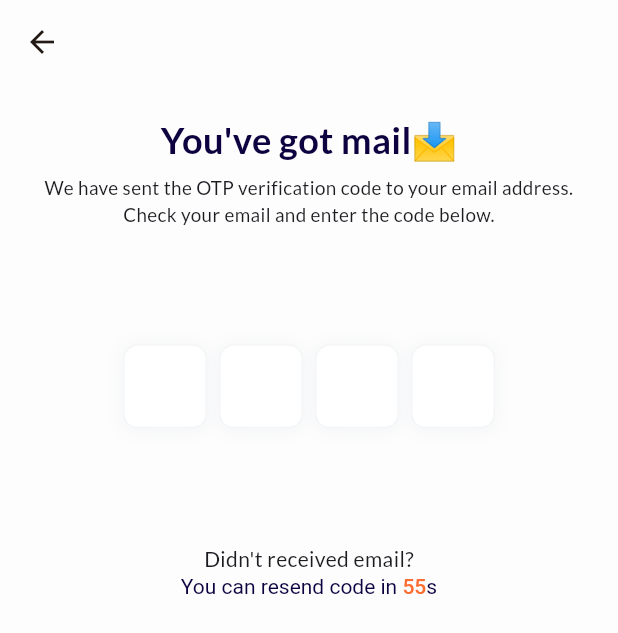
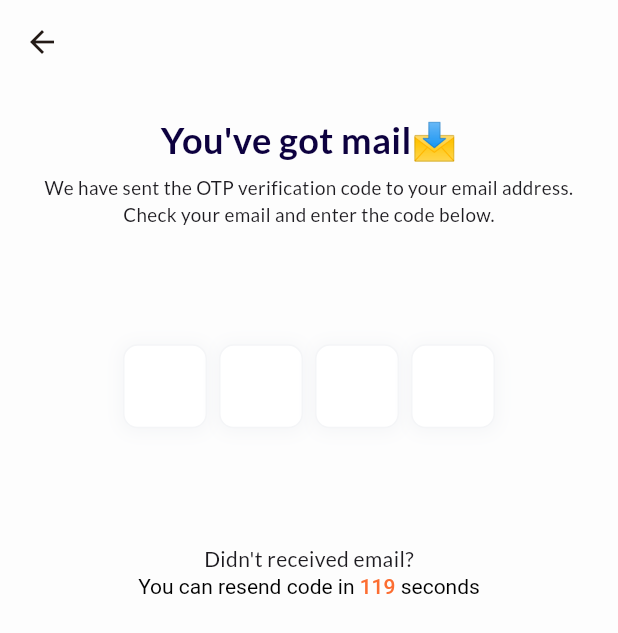
Before and after one commit to soton371/m360_career, a Flutter app: the ForgotPasswordScreen screen opened directly, after a tap on "CONTINUE", on a phone screen of 412 x 824 dp. Shown: the top 633 px of the screen. Run offline on Flutter 3.47's test engine with Material 3 defaults, Android fonts, the light colour scheme and no system bars; drawn by our look-alikes of pinput; our stand-ins replace animate_do, bloc, equatable, flutter_bloc, flutter_screenutil, flutter_spinkit and 4 more.

Commit message:
otp timer

```diff
--- /dev/null
+++ b/lib/blocs/auth/otp_timer/otp_timer_cubit.dart
@@ -0,0 +1,38 @@
+import 'dart:async';
+
+import 'package:bloc/bloc.dart';
+import 'package:equatable/equatable.dart';
+
+part 'otp_timer_state.dart';
+
+
+
+class OtpTimerCubit extends Cubit<OtpTimerState> {
+  static const int _initialTime = 120;
+  Timer? _timer;
+
+  OtpTimerCubit() : super(const OtpTimerState(_initialTime));
+
+  void startTimer() {
+    _timer?.cancel();  // Cancel any existing timer
+    _timer = Timer.periodic(const Duration(seconds: 1), (timer) {
+      if (state.remainingSeconds > 0) {
+        emit(OtpTimerState(state.remainingSeconds - 1));
+      } else {
+        timer.cancel();
+      }
+    });
+  }
+
+  void resetTimer() {
+    _timer?.cancel();
+    emit(const OtpTimerState(_initialTime));
+    startTimer();
+  }
+
+  @override
+  Future<void> close() {
+    _timer?.cancel();
+    return super.close();
+  }
+}
--- /dev/null
+++ b/lib/blocs/auth/otp_timer/otp_timer_state.dart
@@ -0,0 +1,11 @@
+part of 'otp_timer_cubit.dart';
+
+
+class OtpTimerState extends Equatable {
+  final int remainingSeconds;
+
+  const OtpTimerState(this.remainingSeconds);
+
+  @override
+  List<Object?> get props => [remainingSeconds];
+}
--- a/lib/blocs/blocs.dart
+++ b/lib/blocs/blocs.dart
@@ -1 +1,2 @@
 export 'auth/auth_bloc.dart';
+export 'auth/otp_timer/otp_timer_cubit.dart';
--- a/lib/configs/app_colors.dart
+++ b/lib/configs/app_colors.dart
@@ -6,6 +6,7 @@ class AppColors{
   static const Color seed = Color(0xfffc6d31);
   static const Color bg = Color(0xfffdfdfd);
   static const Color container = Color(0xffffffff);
+  static const Color black = Colors.black;
   static const Color title = Color(0xff0d013f);
   static const Color shadow = Color(0xfff4f5f7);
   static const Color hint = Color(0xff9d96bd);
--- a/lib/main.dart
+++ b/lib/main.dart
@@ -31,6 +31,7 @@ class MyApp extends StatelessWidget {
             home: child,
           );
         },
+        // child: const OtpScreen(type: 0),
         child: const LoginScreen(),
       ),
     );
--- a/lib/views/auth/otp_scr.dart
+++ b/lib/views/auth/otp_scr.dart
@@ -1,24 +1,25 @@
 import 'package:animate_do/animate_do.dart';
 import 'package:flutter/material.dart';
+import 'package:flutter_bloc/flutter_bloc.dart';
 import 'package:flutter_screenutil/flutter_screenutil.dart';
-import 'package:m360_career/views/auth/reset_password_scr.dart';
-import 'package:m360_career/views/home/home_scr.dart';
-import 'package:page_transition/page_transition.dart';
 import 'package:pinput/pinput.dart';
 
+import '../../blocs/blocs.dart';
 import '../../configs/configs.dart';
-import '../../widgets/widgets.dart';
 import '../views.dart';
 
 class OtpScreen extends StatelessWidget {
   const OtpScreen({super.key, required this.type});
+
   final int type;
 
   @override
   Widget build(BuildContext context) {
     return Scaffold(
       appBar: AppBar(),
-      body: ListView(
+      body: BlocProvider(
+        create: (context) => OtpTimerCubit()..startTimer(),
+        child: ListView(
           padding: EdgeInsets.all(AppSizes.bodyPadding.r),
           children: [
             FadeInUp(
@@ -32,51 +33,7 @@ class OtpScreen extends StatelessWidget {
             ),
             FadeInUp(
               child: Pinput(
-              onCompleted: (pin) {
-                logger.i("message pin: $pin");
-
-                if(pin != '5555'){
-                  appDialog(context,
-                      title: "Sorry!",
-                      msg: "You '$pin' code does not match.",
-                  );
-                  return;
-                }
-
-                if(type == 1){
-                  Navigator.push(
-                      context,
-                      PageTransition(
-                          child:const ResetPasswordScreen(),
-                          type: PageTransitionType.fade));
-                }else{
-                  appDialog(context,
-                      title: "Welcome!",
-                      msg: "You have successfully created a new account.",
-                      isSuccess: true,
-                      actions: [
-                        SizedBox(
-                          width: double.maxFinite,
-                          child: ElevatedButton(
-                              style: ElevatedButton.styleFrom(
-                                  shape: RoundedRectangleBorder(
-                                      borderRadius: BorderRadius.circular(100)
-                                  )
-                              ),
-                              onPressed: (){
-                                Navigator.pushAndRemoveUntil(
-                                    context,
-                                    PageTransition(
-                                        child: const HomeScreen(),
-                                        type: PageTransitionType.fade),
-                                        (v) => true);
-                              }, child: const Text("Go to Home")),
-                        )
-                      ]
-                  );
-                }
-
-              },
+                onCompleted: (pin) {},
                 cursor: const Text(
                   '|',
                   style: TextStyle(color: AppColors.seed, fontSize: 22),
@@ -98,22 +55,44 @@ class OtpScreen extends StatelessWidget {
                 textAlign: TextAlign.center,
               ),
             ),
+
             FadeInUp(
-            child: RichText(
+              child: BlocBuilder<OtpTimerCubit, OtpTimerState>(
+                builder: (context, state) {
+                  return state.remainingSeconds == 0?
+                  TextButton(
+                    onPressed: () {
+                      final cubit = context.read<OtpTimerCubit>();
+                      if (cubit.state.remainingSeconds == 0) {
+                        cubit.resetTimer();
+                        // Trigger resend email logic here
+                      }
+                    },
+                    child: const Text('Resend Code', style: TextStyle(color: AppColors.seed),),
+                  )
+                      :
+                      RichText(
                     textAlign: TextAlign.center,
-                text: const TextSpan(
-                    text: 'You can resend code in',
-                    style: TextStyle(color: AppColors.title),
+                    text: TextSpan(
+                      text: 'You can resend code in ',
+                      style: const TextStyle(color: AppColors.black),
                       children: [
                         TextSpan(
-                          text: ' 55',
-                          style: TextStyle(
+                          text: '${state.remainingSeconds}',
+                          style: const TextStyle(
                               fontWeight: FontWeight.w500,
-                              color: AppColors.seed)),
-                      TextSpan(text: 's')
-                    ])),
+                            color: AppColors.seed
+                          ),
+                        ),
+                        const TextSpan(text: ' seconds'),
+                      ],
+                    ),
+                  );
+                },
+              ),
             ),
           ],
+        ),
       ),
     );
   }
```
Lines whose indentation alone changed are shown as unchanged.
